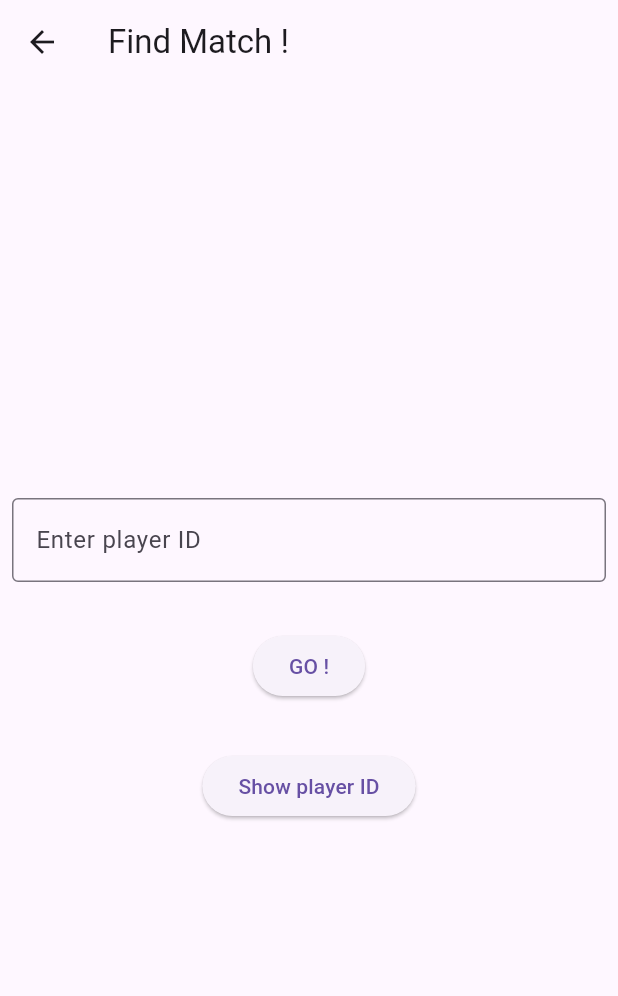
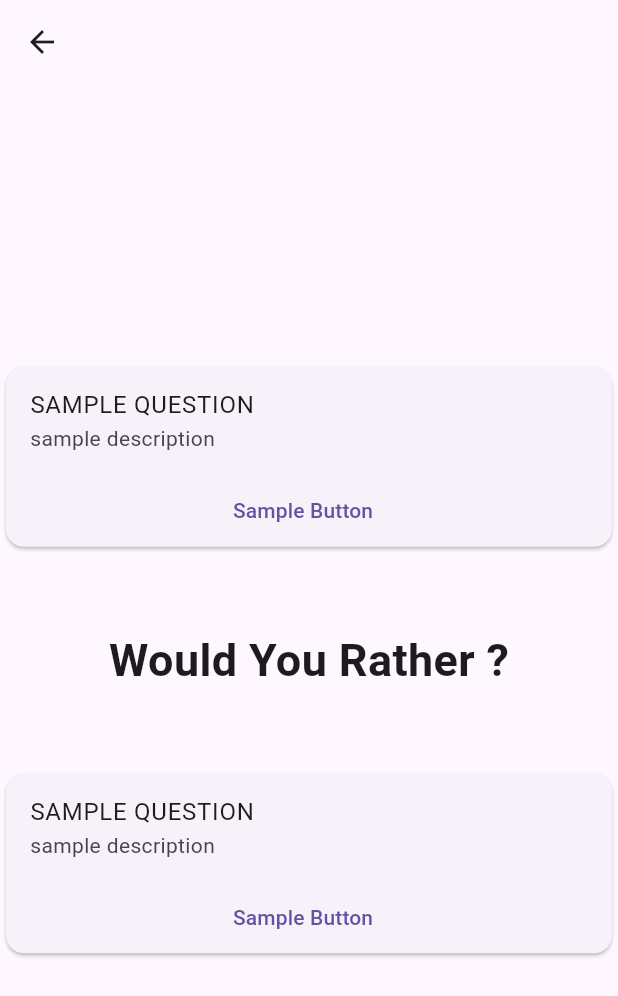
Before and after one commit to RayaneB75/multiplayer-wyr, a Flutter app: the FindMatchWindow screen opened directly, after a tap on "GO !", on a phone screen of 412 x 824 dp. Shown: the top 996 px of the screen. Run offline on Flutter 3.47's test engine with Material 2 defaults, Android fonts, the phone set to English and light mode, and no system bars.

Commit message:
adding last view and userid button

```diff
--- a/front/lib/findMatch.dart
+++ b/front/lib/findMatch.dart
@@ -1,5 +1,6 @@
 
 import 'package:flutter/material.dart';
+import 'package:frontend/wyr.dart';
 
 class FindMatchWindow extends StatelessWidget {
   const FindMatchWindow({super.key});
@@ -39,7 +40,10 @@ class FindMatchForm extends StatelessWidget {
           padding: const EdgeInsets.symmetric(horizontal: 8, vertical: 16),
           child: ElevatedButton(
             onPressed: () {
-
+             Navigator.push(
+                  context,
+                  MaterialPageRoute(builder: (context) => const CardExampleApp()),
+                );
             },
             child: const Text('GO !'),
           ),
--- a/front/lib/wyr.dart
+++ b/front/lib/wyr.dart
@@ -0,0 +1,71 @@
+import 'package:flutter/material.dart';
+
+/// Flutter code sample for [Card].
+
+class CardExampleApp extends StatelessWidget {
+  const CardExampleApp({super.key});
+
+  @override
+  Widget build(BuildContext context) {
+    return Scaffold(
+      appBar: AppBar(
+        //title: const Text('Would You Rather'),
+      ),
+      body: const Center(
+        child: CardExample()
+      ),
+    );
+  }
+}
+
+class CardExample extends StatelessWidget {
+  const CardExample({super.key});
+
+  @override
+  Widget build(BuildContext context) {
+    return const Center(
+      child: Column(
+        mainAxisAlignment: MainAxisAlignment.center,
+        crossAxisAlignment: CrossAxisAlignment.center,
+        children: <Widget>[
+          Choice(),
+          SizedBox(height: 50),
+          Text('Would You Rather ?', style: TextStyle(fontSize: 30, fontWeight: FontWeight.bold)),
+          SizedBox(height: 50),
+          Choice(),
+        ],
+      ),
+    );
+  }
+}
+
+class Choice extends StatelessWidget {
+    const Choice({super.key});
+
+    @override
+  Widget build(BuildContext context) {
+    return Card(
+        child: Column(
+          children: <Widget>[
+            const ListTile(
+              //leading: Icon(Icons.album),
+              title: Text('SAMPLE QUESTION'),
+            subtitle: Text('sample description'),
+            ),
+            Row(
+              mainAxisAlignment: MainAxisAlignment.center,
+              children: <Widget>[
+                TextButton(
+                  child: const Text('Sample Button'),
+                  onPressed: () {/* ... */},
+                ),
+                const SizedBox(width: 8),
+              ],
+            ),
+          ],
+        ),
+      );
+  }
+
+
+}
```
